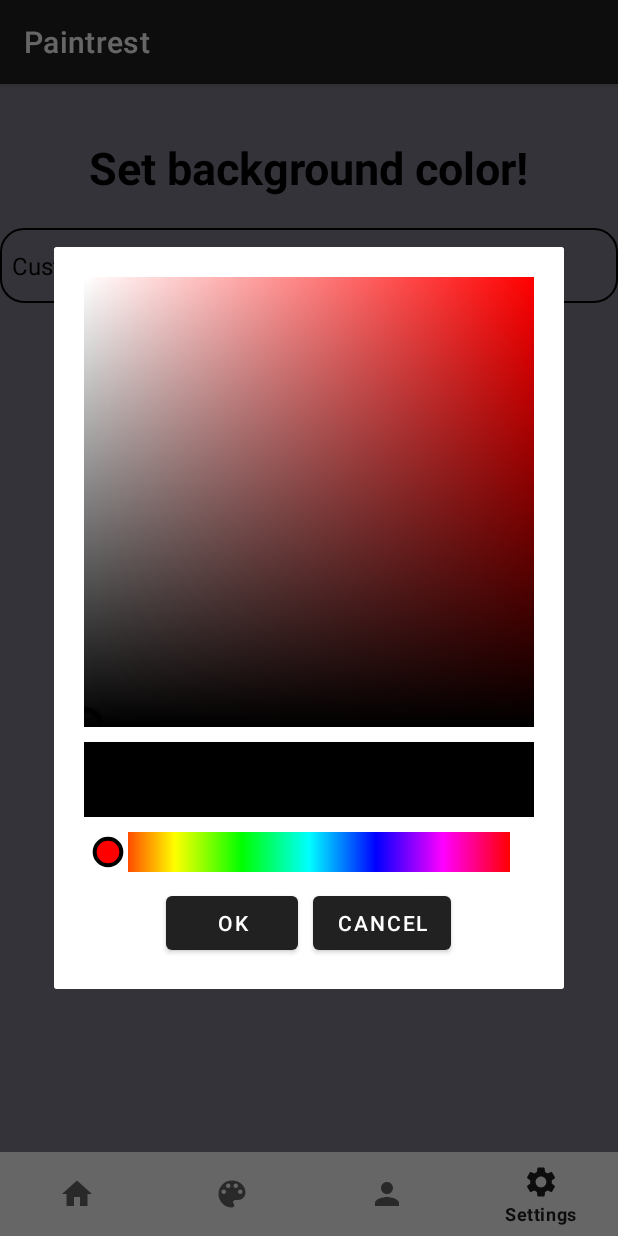
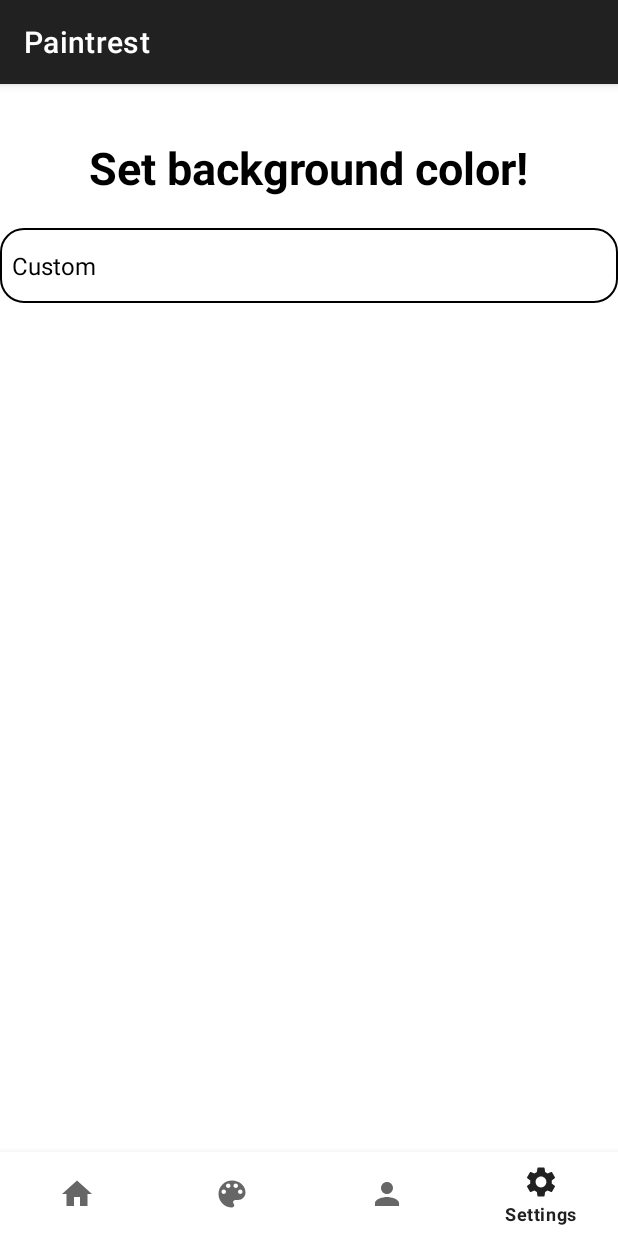
Before and after one commit to Siond5/Paintrest, an Android app: the screen it shows after launch once a user with an empty profile is signed in (MenuActivity), item 4 of the bottom bar chosen, on a phone screen of 412 x 824 dp. Run offline under Robolectric (Android 15) with nearby library versions, the phone set to English and light mode, and no system bars; our stand-ins replace Firebase (no records; nobody signed in at launch, a user with empty details on screens opened directly); 4 statements that could not run were skipped.

Commit message:
updated color picker

```diff
--- a/app/src/main/java/com/example/login/SettingsFragment.java
+++ b/app/src/main/java/com/example/login/SettingsFragment.java
@@ -25,6 +25,7 @@ public class SettingsFragment extends Fragment {
 
         Spinner set_color;
         SharedPreferences sp;
+        boolean isSettingSelection = false;  // Flag to prevent triggering onItemSelected
 
         public SettingsFragment() {
             // Required empty public constructor
@@ -42,36 +43,76 @@ public class SettingsFragment extends Fragment {
 
             set_color = view.findViewById(R.id.set_color);
 
-
             ArrayAdapter<CharSequence> adapter = ArrayAdapter.createFromResource(getActivity(),
                     R.array.color_array, android.R.layout.simple_spinner_item);
             adapter.setDropDownViewResource(android.R.layout.simple_spinner_dropdown_item);
             set_color.setAdapter(adapter);
 
             sp = getActivity().getSharedPreferences("userDetails", Context.MODE_PRIVATE);
-        loadColor(getActivity(), view);
+            loadColor(view); // This will load the background color
+
+            // Set the spinner selection based on the current background color
             changeSelectionBasedOnColor(view, getActivity());
 
             set_color.setOnItemSelectedListener(new AdapterView.OnItemSelectedListener() {
                 @Override
                 public void onItemSelected(AdapterView<?> parentView, View selectedItemView, int position, long id) {
+                    // Don't trigger any action if we're setting the selection programmatically
+                    if (isSettingSelection) {
+                        isSettingSelection = false;
+                        return;
+                    }
+
                     changeColorBasedOnSelection(position);
                 }
 
                 @Override
                 public void onNothingSelected(AdapterView<?> parentView) {
                 }
-
             });
 
             return view;
         }
 
+        private void changeSelectionBasedOnColor(View view, Activity activity) {
+            // Get the current background color of the view
+            ColorDrawable colorDrawable = (ColorDrawable) view.getBackground();
+            int currentColor = colorDrawable.getColor();
+
+            // Define an array of predefined colors to compare against
+            int[] colorArray = {
+                    R.color.Default,
+                    R.color.white,
+                    R.color.red,
+                    R.color.orange,
+                    R.color.yellow,
+                    R.color.green,
+                    R.color.blue,
+                    R.color.azure,
+                    R.color.purple,
+                    R.color.pink
+            };
+
+            // Loop through the color array and check for a match
+            for (int i = 0; i < colorArray.length; i++) {
+                if (currentColor == ContextCompat.getColor(activity, colorArray[i])) {
+                    // Temporarily disable the listener to prevent it from being triggered
+                    isSettingSelection = true;
+                    set_color.setSelection(i);
+                    return; // Exit after selecting the matching color
+                }
+            }
+
+            // If no match is found, you can set a default value (e.g., the "color picker" option)
+            isSettingSelection = true;
+            set_color.setSelection(10);
+        }
+
         private void changeColorBasedOnSelection(int position) {
-        int color=sp.getInt("color", R.color.Default);
+            int color = sp.getInt("color", R.color.Default);
             switch (position) {
                 case 0:
-                color =getContextColor( R.color.Default);
+                    color = getContextColor(R.color.Default);
                     break;
                 case 1:
                     color = getContextColor(R.color.white);
@@ -101,26 +142,24 @@ public class SettingsFragment extends Fragment {
                     color = getContextColor(R.color.pink);
                     break;
                 case 10:
+                    // Open color picker dialog if option 10 is selected
                     ColorPickerDialog.show(getActivity(), color, selectedColor -> {
                         setBackgroundColor(selectedColor);
                     });
-                break;
+                    return; // Ensure no further actions are taken for color picker
                 default:
                     color = R.color.Default;
             }
+
+            // Only change the background if the color is different and it's not the color picker
             ColorDrawable colorDrawable = (ColorDrawable) getView().getBackground();
-        int color1 =  colorDrawable.getColor();
-        if (color != color1&& position!=10) {
+            int currentColor = colorDrawable.getColor();
+            if (color != currentColor && position != 10) {
                 setBackgroundColor(color);
             }
         }
 
-    public int getContextColor(int color)
-    {
-        return ContextCompat.getColor(getActivity(), color);
-    }
-
-    public void setBackgroundColor(int color) {
+        private void setBackgroundColor(int color) {
             getView().setBackgroundColor(color);
             SharedPreferences.Editor editor = sp.edit();
             editor.putInt("color", color);
@@ -135,26 +174,12 @@ public class SettingsFragment extends Fragment {
                     .document(fbAuth.getCurrentUser().getUid()).set(color1);
         }
 
-    public void loadColor(Activity activity, View view){
-        int color = sp.getInt("userDetails", R.color.Default);
+        public void loadColor(View view) {
+            int color = sp.getInt("color", R.color.Default);
             view.setBackgroundColor(color);
         }
 
-    private static void changeSelectionBasedOnColor( View view, Activity activity) {
-        boolean flag= false;
-        ColorDrawable colorDrawable = (ColorDrawable) view.getBackground();
-        int color =  colorDrawable.getColor();
-        Spinner set_color = view.findViewById(R.id.set_color);
-        int[] colorArray = {R.color.Default,R.color.white, R.color.red, R.color.orange, R.color.yellow, R.color.green, R.color.blue, R.color.azure, R.color.purple, R.color.pink};
-
-        for (int i = 0; i < colorArray.length&&flag==false; i++) {
-            if (color == ContextCompat.getColor(activity, colorArray[i])) {
-                set_color.setSelection(i);
-                flag = true;
-                return;
+        public int getContextColor(int color) {
+            return ContextCompat.getColor(getActivity(), color);
         }
     }
-        if (flag!=true)
-            set_color.setSelection(10);
-    }
-}
```
Lines whose indentation alone changed are shown as unchanged.
